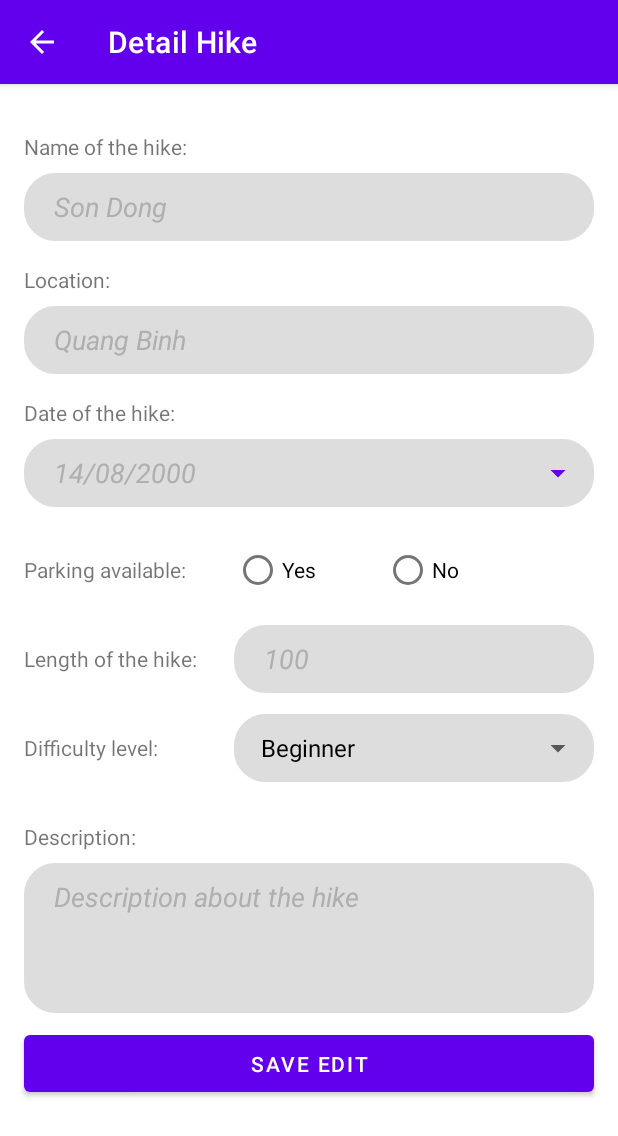
After one commit to DucLinh27/HikeApp_Android, an Android app: the EditHikeActivity screen opened directly, with no data from a screen before it, on a phone screen of 412 x 824 dp. The commit adds this screen. Shown: the top 1136 px of the screen. Run offline under Robolectric (Android 15) with nearby library versions, the phone set to English and light mode, and no system bars.

Commit message:
EDIT Hike

```diff
--- /dev/null
+++ b/app/src/main/res/layout/activity_edit_hike.xml
@@ -0,0 +1,264 @@
+<?xml version="1.0" encoding="utf-8"?>
+
+<ScrollView xmlns:android="http://schemas.android.com/apk/res/android"
+    xmlns:app="http://schemas.android.com/apk/res-auto"
+    xmlns:tools="http://schemas.android.com/tools"
+    android:layout_width="match_parent"
+    android:layout_height="match_parent"
+    tools:context=".Fragment.AddHikeFragment">
+
+    <androidx.constraintlayout.widget.ConstraintLayout
+        android:layout_width="match_parent"
+        android:layout_height="match_parent">
+
+        <!-- TODO: Update blank fragment layout -->
+
+        <TextView
+            android:id="@+id/textView3"
+            android:layout_width="wrap_content"
+            android:layout_height="19dp"
+            android:layout_marginStart="16dp"
+            android:layout_marginTop="32dp"
+            android:text="@string/lable_1"
+            app:layout_constraintStart_toStartOf="parent"
+            app:layout_constraintTop_toTopOf="parent" />
+
+        <EditText
+            android:id="@+id/name"
+            android:layout_width="0dp"
+            android:layout_height="45dp"
+            android:layout_marginTop="8dp"
+            android:layout_marginEnd="16dp"
+            android:background="@drawable/border_input"
+            android:ems="10"
+            android:hint="Son Dong"
+            android:inputType="text"
+            android:keyboardNavigationCluster="true"
+            android:paddingLeft="20dp"
+            android:paddingRight="20dp"
+            android:textColorHint="#AFAFAF"
+            android:textStyle="italic"
+            app:layout_constraintEnd_toEndOf="parent"
+            app:layout_constraintStart_toStartOf="@+id/textView3"
+            app:layout_constraintTop_toBottomOf="@+id/textView3" />
+
+        <TextView
+            android:id="@+id/textView4"
+            android:layout_width="wrap_content"
+            android:layout_height="wrap_content"
+            android:layout_marginTop="16dp"
+            android:text="@string/lable_2"
+            app:layout_constraintStart_toStartOf="@+id/name"
+            app:layout_constraintTop_toBottomOf="@+id/name" />
+
+        <EditText
+            android:id="@+id/location"
+            android:layout_width="0dp"
+            android:layout_height="45dp"
+            android:layout_marginTop="8dp"
+            android:background="@drawable/border_input"
+            android:ems="10"
+            android:hint="Quang Binh"
+            android:inputType="text"
+            android:keyboardNavigationCluster="true"
+            android:paddingLeft="20dp"
+            android:paddingRight="20dp"
+            android:textColorHint="#AFAFAF"
+            android:textStyle="italic"
+            app:layout_constraintEnd_toEndOf="@+id/name"
+            app:layout_constraintStart_toStartOf="@+id/textView4"
+            app:layout_constraintTop_toBottomOf="@+id/textView4" />
+
+        <TextView
+            android:id="@+id/textView5"
+            android:layout_width="wrap_content"
+            android:layout_height="wrap_content"
+            android:layout_marginTop="16dp"
+            android:text="@string/lable_3"
+            app:layout_constraintStart_toStartOf="@+id/location"
+            app:layout_constraintTop_toBottomOf="@+id/location" />
+
+        <EditText
+            android:id="@+id/date"
+            android:layout_width="0dp"
+            android:layout_height="45dp"
+            android:background="@drawable/border_input"
+            android:ems="10"
+            android:hint="14/08/2000"
+            android:inputType="text"
+            android:keyboardNavigationCluster="false"
+            android:focusable="false"
+            android:focusedByDefault="false"
+            android:focusableInTouchMode="false"
+            android:paddingLeft="20dp"
+            android:paddingRight="20dp"
+            android:textColorHint="#AFAFAF"
+            android:textStyle="italic"
+            app:layout_constraintEnd_toEndOf="@+id/name"
+            app:layout_constraintStart_toStartOf="@+id/textView4"
+            app:layout_constraintTop_toTopOf="@+id/dateButton" />
+        <Button
+            android:id="@+id/dateButton"
+            android:layout_width="0dp"
+            android:layout_height="45dp"
+            android:layout_marginTop="8dp"
+            style="?android:spinnerStyle"
+            android:onClick="onOpenDatePicker"
+            android:keyboardNavigationCluster="true"
+            android:paddingLeft="20dp"
+            android:paddingRight="20dp"
+            app:layout_constraintEnd_toEndOf="@+id/location"
+            app:layout_constraintStart_toStartOf="@+id/textView4"
+            app:layout_constraintTop_toBottomOf="@+id/textView5" />
+
+        <TextView
+            android:id="@+id/textView6"
+            android:layout_width="wrap_content"
+            android:layout_height="wrap_content"
+            android:layout_marginTop="32dp"
+            android:text="@string/lable_4"
+            app:layout_constraintStart_toStartOf="@+id/date"
+            app:layout_constraintTop_toBottomOf="@+id/date" />
+
+        <RadioGroup
+            android:id="@+id/radioGroup"
+            android:layout_width="0dp"
+            android:layout_height="wrap_content"
+            android:layout_marginStart="32dp"
+            android:keyboardNavigationCluster="true"
+            android:orientation="horizontal"
+            app:layout_constraintBottom_toBottomOf="@+id/textView6"
+            app:layout_constraintEnd_toEndOf="@+id/date"
+            app:layout_constraintHorizontal_bias="0.0"
+            app:layout_constraintStart_toEndOf="@+id/textView6"
+            app:layout_constraintTop_toTopOf="@+id/textView6">
+
+            <RadioButton
+                android:id="@+id/radioButton_yes"
+                android:layout_width="100dp"
+                android:layout_height="wrap_content"
+                android:text="Yes" />
+
+            <RadioButton
+                android:id="@+id/radioButton_no"
+                android:layout_width="100dp"
+                android:layout_height="wrap_content"
+                android:text="No" />
+        </RadioGroup>
+
+        <TextView
+            android:id="@+id/textView7"
+            android:layout_width="wrap_content"
+            android:layout_height="wrap_content"
+            android:layout_marginTop="40dp"
+            android:text="@string/lable_5"
+            app:layout_constraintStart_toStartOf="@+id/textView6"
+            app:layout_constraintTop_toBottomOf="@+id/textView6" />
+
+        <EditText
+            android:id="@+id/length"
+            android:layout_width="0dp"
+            android:layout_height="45dp"
+            android:background="@drawable/border_input"
+            android:ems="10"
+            android:hint="100"
+            android:inputType="text"
+            android:keyboardNavigationCluster="true"
+            android:paddingLeft="20dp"
+            android:paddingRight="20dp"
+            android:textColorHint="#AFAFAF"
+            android:textStyle="italic"
+            app:layout_constraintBottom_toBottomOf="@+id/textView7"
+            app:layout_constraintEnd_toEndOf="@+id/date"
+            app:layout_constraintHorizontal_bias="0.0"
+            app:layout_constraintStart_toStartOf="@+id/radioGroup"
+            app:layout_constraintTop_toTopOf="@+id/textView7" />
+
+        <TextView
+            android:id="@+id/textView8"
+            android:layout_width="wrap_content"
+            android:layout_height="wrap_content"
+            android:layout_marginTop="40dp"
+            android:text="@string/lable_6"
+            app:layout_constraintStart_toStartOf="@+id/textView7"
+            app:layout_constraintTop_toBottomOf="@+id/textView7" />
+
+        <EditText
+            android:id="@+id/level"
+            android:layout_width="0dp"
+            android:layout_height="45dp"
+            android:background="@drawable/border_input"
+            android:ems="10"
+            android:inputType="text"
+            android:keyboardNavigationCluster="false"
+            android:focusable="false"
+            android:focusedByDefault="false"
+            android:focusableInTouchMode="false"
+            android:paddingLeft="20dp"
+            android:paddingRight="20dp"
+            android:textColorHint="#AFAFAF"
+            android:textStyle="italic"
+            app:layout_constraintBottom_toBottomOf="@+id/textView8"
+            app:layout_constraintEnd_toEndOf="@+id/length"
+            app:layout_constraintStart_toStartOf="@+id/length"
+            app:layout_constraintTop_toTopOf="@+id/textView8" />
+
+        <Spinner
+            android:id="@+id/levelSpinner"
+            android:layout_width="0dp"
+            android:layout_height="40dp"
+            android:paddingLeft="10dp"
+            android:paddingRight="20dp"
+            android:keyboardNavigationCluster="true"
+            app:layout_constraintBottom_toBottomOf="@+id/level"
+            app:layout_constraintEnd_toEndOf="@+id/level"
+            app:layout_constraintStart_toStartOf="@+id/level"
+            app:layout_constraintTop_toTopOf="@+id/level" />
+
+        <TextView
+            android:id="@+id/textView9"
+            android:layout_width="wrap_content"
+            android:layout_height="wrap_content"
+            android:layout_marginTop="40dp"
+            android:text="@string/lable_7"
+            app:layout_constraintStart_toStartOf="@+id/textView8"
+            app:layout_constraintTop_toBottomOf="@+id/textView8" />
+
+
+        <EditText
+            android:id="@+id/description"
+            android:layout_width="0dp"
+            android:layout_height="100dp"
+            android:layout_marginTop="8dp"
+            android:background="@drawable/border_input"
+            android:ems="10"
+            android:hint="Description about the hike"
+            android:inputType="textMultiLine"
+            android:gravity="top|left"
+            android:lines="20"
+            android:minLines="5"
+            android:scrollHorizontally="false"
+            android:scrollbars="vertical"
+            android:keyboardNavigationCluster="true"
+            android:paddingLeft="20dp"
+            android:paddingRight="20dp"
+            android:textColorHint="#AFAFAF"
+            android:textStyle="italic"
+            app:layout_constraintEnd_toEndOf="@+id/date"
+            app:layout_constraintHorizontal_bias="0.0"
+            app:layout_constraintStart_toStartOf="@+id/textView9"
+            app:layout_constraintTop_toBottomOf="@+id/textView9" />
+
+
+        <Button
+            android:id="@+id/save_btn"
+            android:layout_width="0dp"
+            android:layout_height="50dp"
+            android:layout_marginTop="628dp"
+            android:text="@string/save_button"
+            app:layout_constraintEnd_toEndOf="@+id/description"
+            app:layout_constraintHorizontal_bias="0.0"
+            app:layout_constraintStart_toStartOf="@+id/description"
+            app:layout_constraintTop_toTopOf="parent" />
+    </androidx.constraintlayout.widget.ConstraintLayout>
+</ScrollView>
```
Also changed, not shown: app/src/main/java/com/example/hikeapplication/Hike/EditHikeActivity.java (added, +303 -0 lines), app/src/main/java/com/example/hikeapplication/Hike/HikeAdapter.java (+12 -1 lines).
